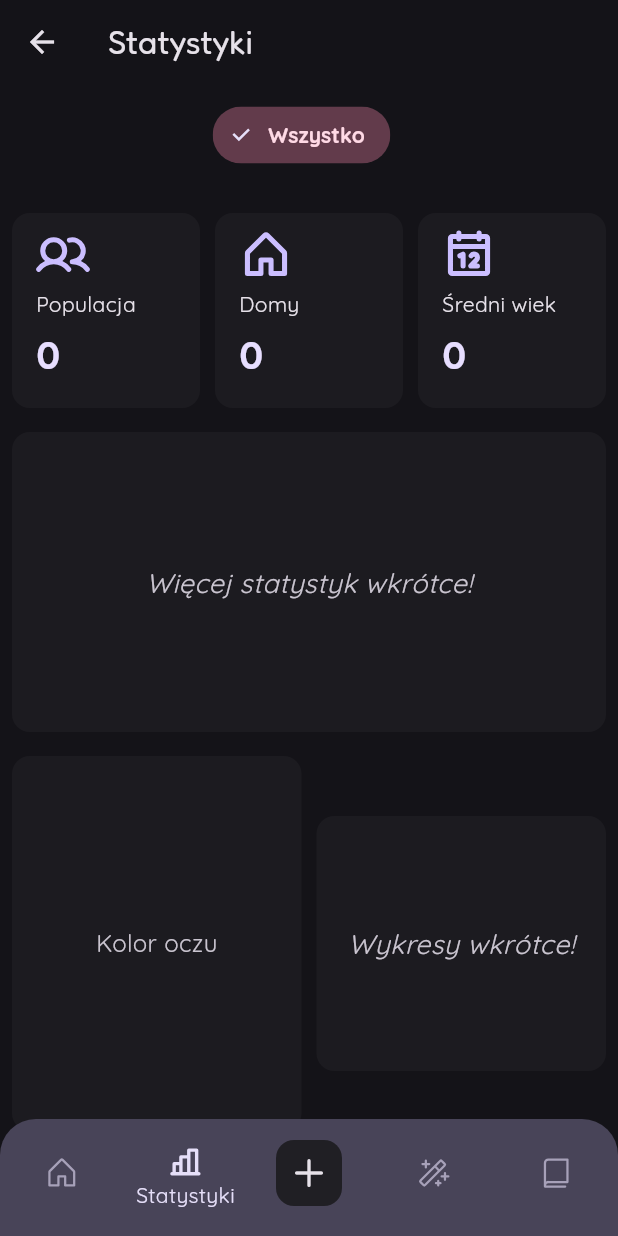
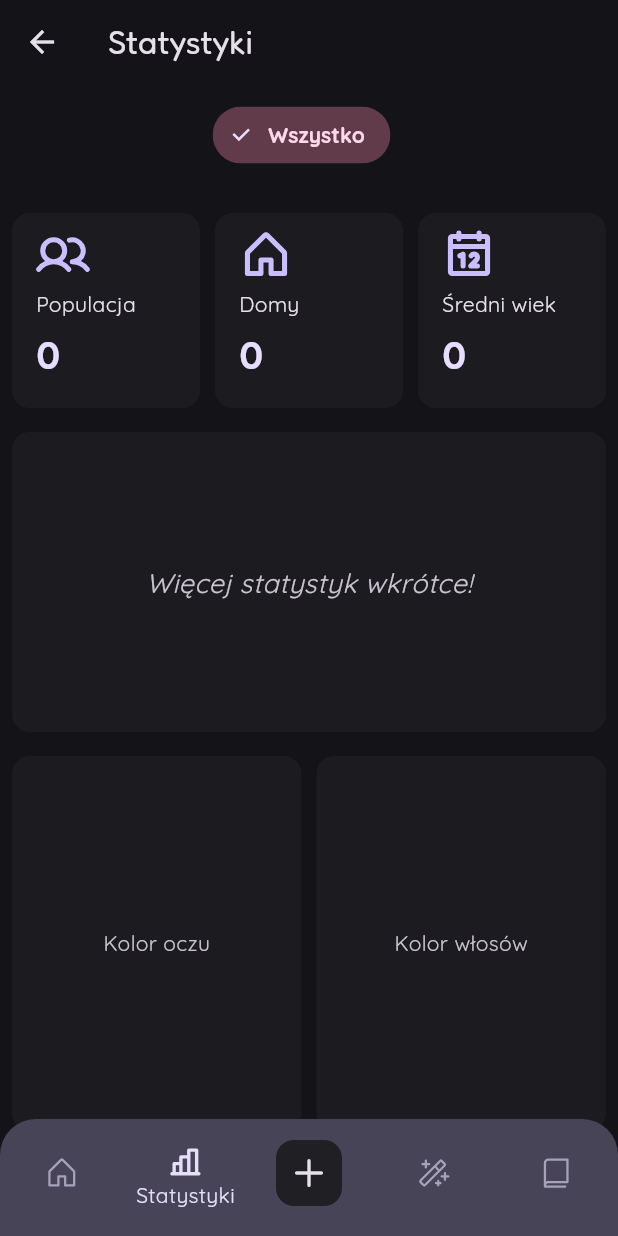
Before and after one commit to zmoreq/tabula_rasa, a Flutter app: the StatsPage screen opened directly, on a phone screen of 412 x 824 dp. Run offline on Flutter 3.47's test engine with Material 3 defaults, Android fonts, the phone set to English and light mode, and no system bars; drawn by our look-alikes of fl_chart; our stand-ins replace google_fonts, phosphor_flutter, shared_preferences; accounts and stored records are empty.

Commit message:
refactor: little refactor commit before back to developing app

```diff
--- a/lib/pages/stats_page.dart
+++ b/lib/pages/stats_page.dart
@@ -68,8 +68,7 @@ class _StatsPageState extends State<StatsPage> {
       child: Scaffold(
         appBar: AppBar(title: Text("Statystyki")),
 
-        body: Expanded(
-          child: Column(
+        body: Column(
           children: [
             SingleChildScrollView(
               scrollDirection: Axis.horizontal,
@@ -204,7 +203,7 @@ class _StatsPageState extends State<StatsPage> {
                                 // TEKST W ŚRODKU DZIURY
                                 Text(
                                   "Kolor oczu",
-                                    style: TextStyle(fontSize: 16, color: Theme.of(context).colorScheme.onSurfaceVariant),
+                                  style: TextStyle(fontSize: 14, color: Theme.of(context).colorScheme.onSurfaceVariant),
                                 ),
                                 // WYKRES DONUT
                                 PieChart(
@@ -213,26 +212,26 @@ class _StatsPageState extends State<StatsPage> {
                                     sectionsSpace: 5, // Odstępy między kawałkami
                                     startDegreeOffset: 0, // Zaczynamy rysować od pionu
                                     sections: [
+                                      ...StatsService.possibleEyeColors
+                                        .where((color) => StatsService.getEyeColorValueForChart(color, selectedCity) > 0)
+                                        .map((color) => PieChartSectionData(
+                                          color: color,
+                                          value: StatsService.getEyeColorValueForChart(color, selectedCity).toDouble(),
+                                          title: StatsService.getEyeColorPercentageForChart(color, selectedCity),
+                                          radius: 35, // Grubość pierścienia
+                                          titleStyle: TextStyle(fontSize: 12, fontWeight: FontWeight.bold, color: ThemeData.estimateBrightnessForColor(color) == Brightness.light
+                                                  ? Colors.black
+                                                  : Colors.white,),
+                                        )),
+                                      if (StatsService.getResidentsWithNoEyeColor(selectedCity: selectedCity) > 0)
                                         PieChartSectionData(
-                                          color: Colors.blue,
-                                          value: StatsService.getEyeColorValueForChart(Colors.blue, selectedCity).toDouble(),
-                                          title: StatsService.getEyeColorPercentageForChart(Colors.blue, selectedCity),
-                                          radius: 35, // Grubość pierścienia
-                                          titleStyle: const TextStyle(fontSize: 12, fontWeight: FontWeight.bold, color: Colors.white),
-                                        ),
-                                        PieChartSectionData(
-                                          color: Colors.brown,
-                                          value: StatsService.getEyeColorValueForChart(Colors.brown, selectedCity).toDouble(),
-                                          title: StatsService.getEyeColorPercentageForChart(Colors.brown, selectedCity),
+                                          color: Colors.white24,
+                                          value: StatsService.getResidentsWithNoEyeColor(selectedCity: selectedCity).toDouble(),
+                                          title: "None: ${StatsService.getResidentsWithNoEyeColorPercentage(selectedCity: selectedCity)}",
                                           radius: 35,
-                                          titleStyle: const TextStyle(fontSize: 12, fontWeight: FontWeight.bold, color: Colors.white),
-                                        ),
-                                        PieChartSectionData(
-                                          color: Colors.green,
-                                          value: StatsService.getEyeColorValueForChart(Colors.green, selectedCity).toDouble(),
-                                          title: StatsService.getEyeColorPercentageForChart(Colors.green, selectedCity),
-                                          radius: 35,
-                                          titleStyle: const TextStyle(fontSize: 12, fontWeight: FontWeight.bold, color: Colors.white),
+                                          titleStyle: TextStyle(fontSize: 12, fontWeight: FontWeight.bold, color: ThemeData.estimateBrightnessForColor(Colors.white24) == Brightness.light
+                                                  ? Colors.black
+                                                  : Colors.white,),
                                         ),
                                     ],
                                   ),
@@ -247,21 +246,54 @@ class _StatsPageState extends State<StatsPage> {
                   SizedBox(width: 10),
                   Expanded(
                     child: Container(
-                        height: 170,
+                      height: 250,
+                      width: double.infinity,
+                      padding: const EdgeInsets.all(16),
                       decoration: BoxDecoration(
                         color: Theme.of(context).colorScheme.surfaceContainerLow,
                         borderRadius: BorderRadius.circular(12),
                       ),
-                        child: Center(
-                          child: Text(
-                            "Wykresy wkrótce!",
-                            style: TextStyle(
-                              color: Theme.of(context).colorScheme.onSurfaceVariant,
-                              fontSize: 18,
-                              fontStyle: FontStyle.italic,
+                      child: Column(
+                        crossAxisAlignment: CrossAxisAlignment.start,
+                        children: [
+                          Expanded(
+                            child: Stack(
+                              alignment: Alignment.center,
+                              children: [
+                                // TEKST W ŚRODKU DZIURY
+                                Text(
+                                  "Kolor włosów",
+                                  style: TextStyle(fontSize: 14, color: Theme.of(context).colorScheme.onSurfaceVariant),
                                 ),
+                                // WYKRES DONUT
+                                PieChart(
+                                  PieChartData(
+                                    centerSpaceRadius: 50, // TO ROBI DZIURĘ! Im więcej, tym cieńszy pierścień
+                                    sectionsSpace: 5, // Odstępy między kawałkami
+                                    startDegreeOffset: 0, // Zaczynamy rysować od pionu
+                                    sections: [
+                                      ...StatsService.possibleHairColors
+                                        .where((color) => StatsService.getHairColorValueForChart(color, selectedCity) > 0)
+                                        .map((color) => PieChartSectionData(
+                                          color: color,
+                                          value: StatsService.getHairColorValueForChart(color, selectedCity).toDouble(),
+                                          title: StatsService.getHairColorPercentageForChart(color, selectedCity),
+                                          radius: 35, // Grubość pierścienia
+                                          titleStyle: TextStyle(fontSize: 12, fontWeight: FontWeight.bold, color: ThemeData.estimateBrightnessForColor(color) == Brightness.light
+                                                  ? Colors.black
+                                                  : Colors.white,),
+                                        )),
+                                      if (StatsService.getResidentsWithNoHairColor(selectedCity: selectedCity) > 0)
+                                        PieChartSectionData(
+                                          color: Colors.white24,
+                                          value: StatsService.getResidentsWithNoHairColor(selectedCity: selectedCity).toDouble(),
+                                          title: "None: ${StatsService.getResidentsWithNoHairColorPercentage(selectedCity: selectedCity)}",
+                                          radius: 35,
+                                          titleStyle: TextStyle(fontSize: 12, fontWeight: FontWeight.bold, color: ThemeData.estimateBrightnessForColor(Colors.white24) == Brightness.light
+                                                  ? Colors.black
+                                                  : Colors.white,),
                                         ),
-                        ),
+                                    ],
                                   ),
                                 ),
                               ],
@@ -269,6 +301,12 @@ class _StatsPageState extends State<StatsPage> {
                           ),
                         ],
                       ),
+                    )
+                  ),
+                  ],
+              ),
+            ),
+          ],
         ),
         bottomNavigationBar: CustomBottomNav(
           currentIndex: 1, // Bo to statystyki
--- a/lib/services/stats_service.dart
+++ b/lib/services/stats_service.dart
@@ -5,14 +5,15 @@ import 'package:flutter/material.dart';
 
 class StatsService {
 
-  final List<Color> possibleEyeColors = [
+  static const List<Color> possibleEyeColors = [
     Colors.brown,
     Colors.blue,
     Colors.green,
     Colors.grey,
+    Colors.red,
   ];
 
-  final List<Color> possibleHairColors = [
+  static const List<Color> possibleHairColors = [
     Colors.black,
     Colors.brown,
     Colors.yellow,
@@ -92,6 +93,33 @@ class StatsService {
 
   }
 
+  static int getHairColorValueForChart(Color? color, City? selectedCity) {
+    if (color == null) return 0;
+
+    List<Resident> allResidents = [];
+
+    if (selectedCity != null) {
+      for (var house in selectedCity.houses) {
+        allResidents.addAll(house.residents);
+      }
+    } else {
+      for (var city in DataService.cities) {
+        for (var house in city.houses) {
+          allResidents.addAll(house.residents);
+        }
+      }
+    }
+
+    int count = 0;
+    for (var resident in allResidents) {
+      if (resident.traits.hairColor == color) {
+        count++;
+      }
+    }
+    return count;
+
+  }
+
   static String getEyeColorPercentageForChart(Color? color, City? selectedCity) {
     if (color == null) return '0%';
 
@@ -121,4 +149,116 @@ class StatsService {
     double percentage = (count / allResidents.length) * 100;
     return '${percentage.toStringAsFixed(1)}%';
   }
+
+  static String getHairColorPercentageForChart(Color? color, City? selectedCity) {
+    if (color == null) return '0%';
+
+    List<Resident> allResidents = [];
+
+    if (selectedCity != null) {
+      for (var house in selectedCity.houses) {
+        allResidents.addAll(house.residents);
+      }
+    } else {
+      for (var city in DataService.cities) {
+        for (var house in city.houses) {
+          allResidents.addAll(house.residents);
+        }
+      }
+    }
+
+    int count = 0;
+    for (var resident in allResidents) {
+      if (resident.traits.hairColor == color) {
+        count++;
+      }
+    }
+
+    if (allResidents.isEmpty) return '0%';
+
+    double percentage = (count / allResidents.length) * 100;
+    return '${percentage.toStringAsFixed(1)}%';
+  }
+
+  static int getResidentsWithNoEyeColor({City? selectedCity}) {
+    List<Resident> allResidents = [];
+
+    if (selectedCity != null) {
+      for (var house in selectedCity.houses) {
+        allResidents.addAll(house.residents);
+      }
+    } else {
+      for (var city in DataService.cities) {
+        for (var house in city.houses) {
+          allResidents.addAll(house.residents);
+        }
+      }
+    }
+
+    return allResidents.where((r) => r.traits.eyeColor == null).length;
+  }
+
+  static int getResidentsWithNoHairColor({City? selectedCity}) {
+    List<Resident> allResidents = [];
+
+    if (selectedCity != null) {
+      for (var house in selectedCity.houses) {
+        allResidents.addAll(house.residents);
+      }
+    } else {
+      for (var city in DataService.cities) {
+        for (var house in city.houses) {
+          allResidents.addAll(house.residents);
+        }
+      }
+    }
+
+    return allResidents.where((r) => r.traits.hairColor == null).length;
+  }
+
+  static String getResidentsWithNoEyeColorPercentage({City? selectedCity}) {
+    List<Resident> allResidents = [];
+
+    if (selectedCity != null) {
+      for (var house in selectedCity.houses) {
+        allResidents.addAll(house.residents);
+      }
+    } else {
+      for (var city in DataService.cities) {
+        for (var house in city.houses) {
+          allResidents.addAll(house.residents);
+        }
+      }
+    }
+
+    int count = allResidents.where((r) => r.traits.eyeColor == null).length;
+
+    if (allResidents.isEmpty) return '0%';
+
+    double percentage = (count / allResidents.length) * 100;
+    return '${percentage.toStringAsFixed(1)}%';
+  }
+
+  static String getResidentsWithNoHairColorPercentage({City? selectedCity}) {
+    List<Resident> allResidents = [];
+
+    if (selectedCity != null) {
+      for (var house in selectedCity.houses) {
+        allResidents.addAll(house.residents);
+      }
+    } else {
+      for (var city in DataService.cities) {
+        for (var house in city.houses) {
+          allResidents.addAll(house.residents);
+        }
+      }
+    }
+
+    int count = allResidents.where((r) => r.traits.hairColor == null).length;
+
+    if (allResidents.isEmpty) return '0%';
+
+    double percentage = (count / allResidents.length) * 100;
+    return '${percentage.toStringAsFixed(1)}%';
+  }
 }
--- a/lib/widgets/resident_edit_dialog.dart
+++ b/lib/widgets/resident_edit_dialog.dart
@@ -33,7 +33,7 @@ class _ResidentEditDialogState extends State<ResidentEditDialog> {
   final Map<String, Color> hairColorOptions = {
     "Czarne": Colors.black,
     "Brązowe": Colors.brown,
-    "Blond": Colors.yellow.shade700, // Lepszy odcień blondu
+    "Blond": Color(0xFFF9A825), // zamiast Colors.yellow.shade700
     "Rude": Colors.orange,
     "Szare": Colors.grey,
     "Białe": Colors.white,
```
Also changed, not shown: lib/models/sim_traits.dart (+37 -21 lines). Lines whose indentation alone changed are shown as unchanged.
